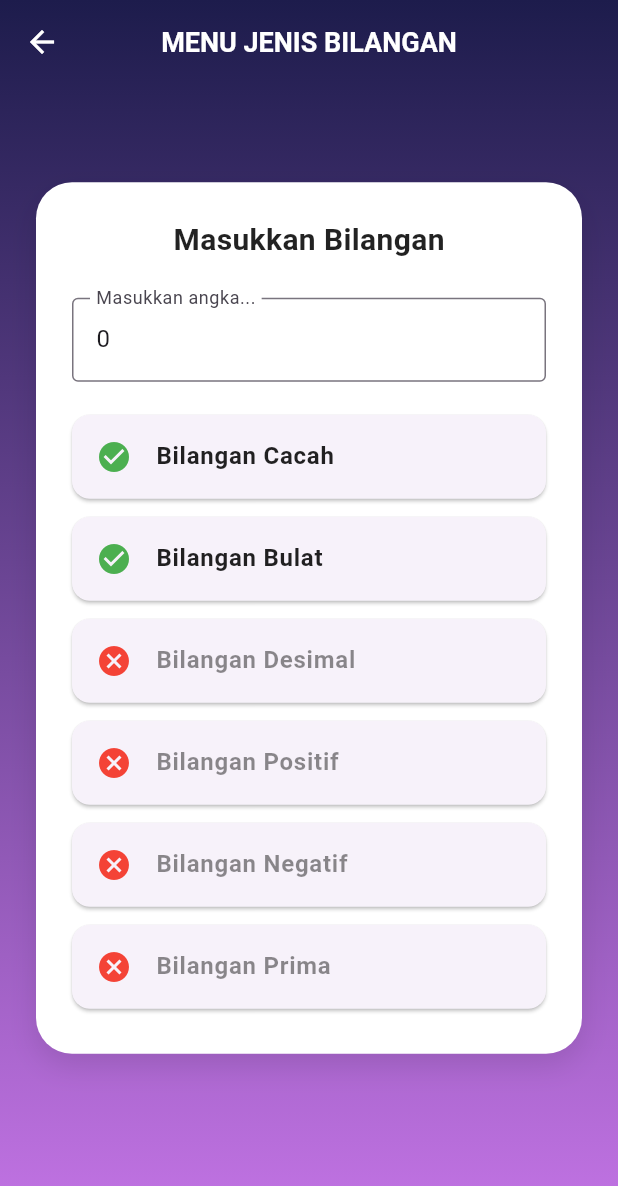
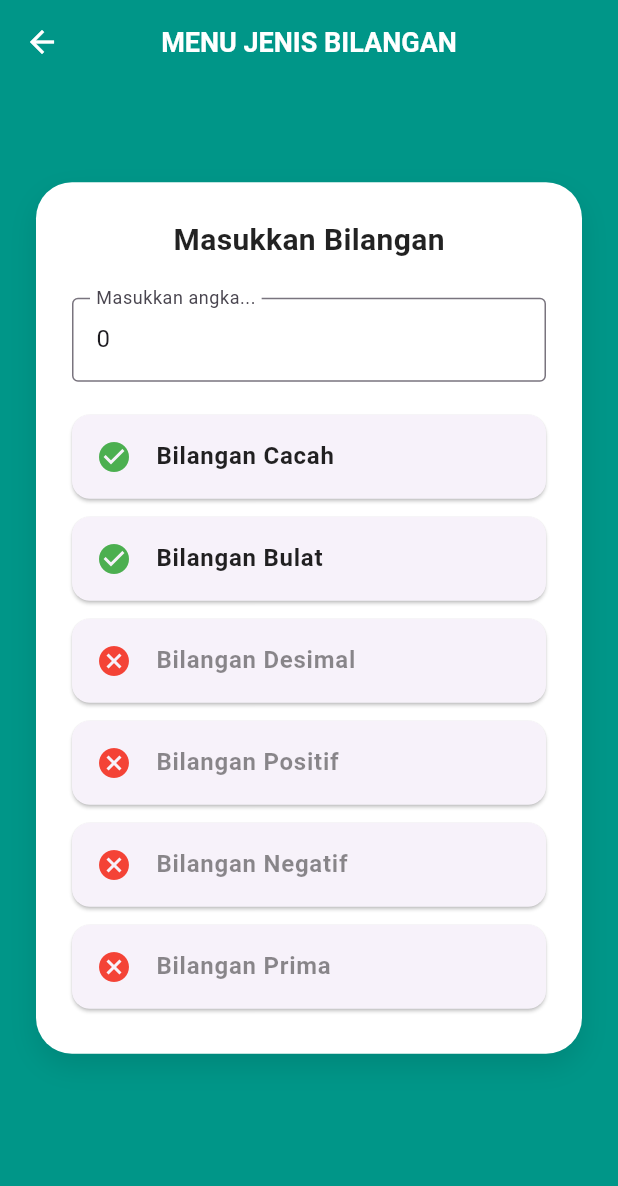
Before and after one commit to ndittzz/tpm_tugas3_2, a Flutter app: the HomePage screen opened directly, after a tap on "Jenis Bilangan", on a phone screen of 412 x 824 dp. Shown: the top 1186 px of the screen. Run offline on Flutter 3.47's test engine with Material 3 defaults, Android fonts, the phone set to English and light mode, and no system bars; our stand-ins replace geolocator, google_maps_flutter, shared_preferences; accounts and stored records are empty.

Commit message:
benerin warna

```diff
--- a/lib/screens/home_page.dart
+++ b/lib/screens/home_page.dart
@@ -5,6 +5,7 @@ import 'package:tugas3_tpm/screens/situs_rekomendasi_page.dart';
 import 'package:tugas3_tpm/screens/welcome_page.dart';
 import 'package:tugas3_tpm/screens/stopwatch_page.dart';
 import 'package:tugas3_tpm/screens/konversiwaktu_page.dart';
+import 'package:tugas3_tpm/screens/tracking_lbs_page.dart';
 import '../session_manager.dart';
 
 class HomePage extends StatefulWidget {
@@ -29,6 +30,15 @@ class _HomePageState extends State<HomePage> {
     });
   }
 
+  // Future<void> _logout() async {
+  //   await SessionManager.logout();
+  //   Navigator.pushAndRemoveUntil(
+  //     context,
+  //     MaterialPageRoute(builder: (_) => const WelcomePage()),
+  //     (route) => false,
+  //   );
+  // }
+
   @override
   Widget build(BuildContext context) {
     return Scaffold(
@@ -43,15 +53,22 @@ class _HomePageState extends State<HomePage> {
         ),
         centerTitle: true,
         automaticallyImplyLeading: false,
-        backgroundColor: Color(0xFF14532d),
+        backgroundColor: Colors.teal,
+        // actions: [
+        //   IconButton(
+        //     icon: Icon(Icons.logout),
+        //     onPressed: _logout,
+        //     color: Colors.white,
+        //   ),
+        // ],
       ),
       body: _pages[_currentIndex],
       bottomNavigationBar: BottomNavigationBar(
         currentIndex: _currentIndex,
         onTap: _onTabTapped,
         selectedItemColor: Colors.white,
-        backgroundColor: Color(0xFF86efac),
-        unselectedItemColor: Color(0xFF14532d),
+        backgroundColor: Colors.teal,
+        unselectedItemColor: Colors.white70,
         items: const [
           BottomNavigationBarItem(
             icon: Icon(Icons.home),
@@ -82,8 +99,8 @@ class MainMenuPage extends StatelessWidget {
       decoration: const BoxDecoration(
         gradient: LinearGradient(
           colors: [
-            Color(0xFF14532d), // hijau tua elegan
-            Color(0xFF86efac), // hijau pastel cerah
+            Colors.teal, // hijau tua elegan
+            Colors.teal, // hijau pastel cerah
           ],
           begin: Alignment.topCenter,
           end: Alignment.bottomCenter,
@@ -96,23 +113,19 @@ class MainMenuPage extends StatelessWidget {
             crossAxisAlignment: CrossAxisAlignment.center,
             children: [
               Image.asset(
-    'assets/images/header_menu.jpg',
-    width: double.infinity,      // selebar layar
-  fit: BoxFit.fitWidth,
-  ),
-
-  const SizedBox(height: 12),
-
-              const Text(
-                'PILIH MENU',
-                style: TextStyle(
-                  fontSize: 14,
-                  fontWeight: FontWeight.bold,
-                  color: Colors.white,
-                ),
+                'assets/images/logo-hijau.jpg',
+                width: 400,
               ),
+              const SizedBox(height: 12),
+              // const Text(
+              //   'PILIH MENU',
+              //   style: TextStyle(
+              //     fontSize: 14,
+              //     fontWeight: FontWeight.bold,
+              //     color: Colors.white,
+              //   ),
+              // ),
               const SizedBox(height: 24),
-
               Row(
                 mainAxisAlignment: MainAxisAlignment.spaceBetween,
                 children: [
@@ -130,13 +143,13 @@ class MainMenuPage extends StatelessWidget {
                     title: 'Tracking LBS',
                     icon: Icons.location_on,
                     onTap: () {
-                      // Tambahkan navigasi Tracking LBS
+                      Navigator.push(context,
+                          MaterialPageRoute(builder: (_) => TrackingPage()));
                     },
                   ),
                 ],
               ),
               const SizedBox(height: 16),
-
               Row(
                 children: [
                   Expanded(
@@ -145,8 +158,10 @@ class MainMenuPage extends StatelessWidget {
                       title: 'Konversi Waktu',
                       icon: Icons.access_time,
                       onTap: () {
-                        Navigator.push(context,
-                            MaterialPageRoute(builder: (_) => KonverterWaktuPage()));
+                        Navigator.push(
+                            context,
+                            MaterialPageRoute(
+                                builder: (_) => KonverterWaktuPage()));
                       },
                     ),
                   ),
@@ -157,8 +172,10 @@ class MainMenuPage extends StatelessWidget {
                       title: 'Jenis Bilangan',
                       icon: Icons.calculate,
                       onTap: () {
-                        Navigator.push(context,
-                            MaterialPageRoute(builder: (_) => JenisBilanganPage()));
+                        Navigator.push(
+                            context,
+                            MaterialPageRoute(
+                                builder: (_) => JenisBilanganPage()));
                       },
                     ),
                   ),
@@ -171,8 +188,10 @@ class MainMenuPage extends StatelessWidget {
                 icon: Icons.web,
                 fullWidth: true,
                 onTap: () {
-                  Navigator.push(context,
-                      MaterialPageRoute(builder: (_) => SitusRekomendasiPage()));
+                  Navigator.push(
+                      context,
+                      MaterialPageRoute(
+                          builder: (_) => SitusRekomendasiPage()));
                 },
               ),
               const SizedBox(height: 12),
@@ -222,17 +241,16 @@ class MainMenuPage extends StatelessWidget {
             mainAxisAlignment:
                 fullWidth ? MainAxisAlignment.center : MainAxisAlignment.start,
             children: [
-              Icon(icon, color: Color(0xFF166534), size: 28), // hijau bold
+              Icon(icon, color: Colors.teal, size: 28), // hijau bold
               const SizedBox(width: 12),
               Expanded(
                 child: Text(
                   title,
-                  textAlign:
-                      fullWidth ? TextAlign.center : TextAlign.start,
+                  textAlign: fullWidth ? TextAlign.center : TextAlign.start,
                   style: const TextStyle(
                     fontSize: 16,
                     fontWeight: FontWeight.bold,
-                    color: Color(0xFF1c1917), // hijau gelap/soft black
+                    color: Colors.teal, // hijau gelap/soft black
                   ),
                 ),
               ),
@@ -269,7 +287,7 @@ class MainMenuPage extends StatelessWidget {
         child: Column(
           mainAxisAlignment: MainAxisAlignment.center,
           children: [
-            Icon(icon, color: Color(0xFF166534), size: 32),
+            Icon(icon, color: Colors.teal, size: 32),
             const SizedBox(height: 12),
             Text(
               title,
@@ -285,9 +303,6 @@ class MainMenuPage extends StatelessWidget {
     );
   }
 }
-
-
-
 
 class MenuButton extends StatelessWidget {
   final String title;
@@ -346,14 +361,14 @@ class MembersPage extends StatelessWidget {
           ),
         ),
         centerTitle: true,
-        backgroundColor: Color(0xFF14532d),
+        backgroundColor: Colors.teal,
       ),
       body: Container(
         decoration: BoxDecoration(
           gradient: LinearGradient(
             colors: [
-              Color(0xFF14532d),
-              Color(0xFF86efac),
+              Colors.teal,
+              Colors.teal,
             ],
             begin: Alignment.topCenter,
             end: Alignment.bottomCenter,
@@ -422,7 +437,7 @@ class MembersPage extends StatelessWidget {
             style: TextStyle(
               fontSize: 18,
               fontWeight: FontWeight.bold,
-              color: Color(0xFF5B0583),
+              color: Colors.black,
             ),
           ),
           SizedBox(height: 5),
@@ -462,14 +477,14 @@ class HelpPage extends StatelessWidget {
           ),
         ),
         centerTitle: true,
-        backgroundColor: Color(0xFF14532d),
+        backgroundColor: Colors.teal,
       ),
       body: Container(
         decoration: const BoxDecoration(
           gradient: LinearGradient(
             colors: [
-              Color(0xFF14532d),
-              Color(0xFF86efac),
+              Colors.teal,
+              Colors.teal,
             ],
             begin: Alignment.topCenter,
             end: Alignment.bottomCenter,
--- a/lib/screens/jenis_bilangan_page.dart
+++ b/lib/screens/jenis_bilangan_page.dart
@@ -78,7 +78,8 @@ class _JenisBilanganPageState extends State<JenisBilanganPage> {
       if (n > 1 && n <= batasCekPrima && isPrima(n)) {
         temp['Bilangan Prima'] = true;
       } else if (n > batasCekPrima) {
-        tempMsg.add('⚠️ Pengecekan Bilangan Prima diabaikan karena terlalu besar');
+        tempMsg
+            .add('⚠ Pengecekan Bilangan Prima diabaikan karena terlalu besar');
       }
     } else {
       temp['Bilangan Desimal'] = true;
@@ -101,9 +102,8 @@ class _JenisBilanganPageState extends State<JenisBilanganPage> {
   }
 
   Widget _buildMessageBox(String text) {
-    Color color = text.startsWith('❌')
-        ? Colors.red.shade100
-        : Colors.orange.shade100;
+    Color color =
+        text.startsWith('❌') ? Colors.red.shade100 : Colors.orange.shade100;
     Color textColor = text.startsWith('❌') ? Colors.red : Colors.orange;
 
     return Container(
@@ -135,7 +135,8 @@ class _JenisBilanganPageState extends State<JenisBilanganPage> {
         ),
         title: const Text(
           'MENU JENIS BILANGAN',
-          style: TextStyle(fontSize: 18, fontWeight: FontWeight.bold, color: Colors.white),
+          style: TextStyle(
+              fontSize: 18, fontWeight: FontWeight.bold, color: Colors.white),
         ),
         centerTitle: true,
       ),
@@ -144,7 +145,7 @@ class _JenisBilanganPageState extends State<JenisBilanganPage> {
         padding: const EdgeInsets.symmetric(horizontal: 24, vertical: 48),
         decoration: const BoxDecoration(
           gradient: LinearGradient(
-            colors: [Color(0xFF1D1C4C), Color(0xFFC474E6)],
+            colors: [Colors.teal, Colors.teal],
             begin: Alignment.topCenter,
             end: Alignment.bottomCenter,
           ),
@@ -163,17 +164,23 @@ class _JenisBilanganPageState extends State<JenisBilanganPage> {
                 )
               ],
             ),
+            child: SingleChildScrollView(
+              // Tambahkan SingleChildScrollView di sini
               child: Column(
                 mainAxisSize: MainAxisSize.min,
                 children: [
                   const Text(
                     'Masukkan Bilangan',
-                  style: TextStyle(fontSize: 20, fontWeight: FontWeight.bold, color: Colors.black87),
+                    style: TextStyle(
+                        fontSize: 20,
+                        fontWeight: FontWeight.bold,
+                        color: Colors.black87),
                   ),
                   const SizedBox(height: 24),
                   TextField(
                     controller: _controller,
-                  keyboardType: TextInputType.numberWithOptions(decimal: true),
+                    keyboardType:
+                        TextInputType.numberWithOptions(decimal: true),
                     decoration: const InputDecoration(
                       labelText: 'Masukkan angka...',
                       border: OutlineInputBorder(),
@@ -210,6 +217,7 @@ class _JenisBilanganPageState extends State<JenisBilanganPage> {
             ),
           ),
         ),
+      ),
     );
   }
 }
--- a/lib/screens/konversiwaktu_page.dart
+++ b/lib/screens/konversiwaktu_page.dart
@@ -68,7 +68,7 @@ class _KonverterWaktuPageState extends State<KonverterWaktuPage> {
         padding: const EdgeInsets.symmetric(horizontal: 24, vertical: 48),
         decoration: const BoxDecoration(
           gradient: LinearGradient(
-            colors: [Color(0xFF1D1C4C), Color(0xFFC474E6)],
+            colors: [Colors.teal, Colors.teal],
             begin: Alignment.topCenter,
             end: Alignment.bottomCenter,
           ),
```
Also changed, not shown: lib/screens/favorite_page.dart (+14 -11 lines), lib/screens/login_page.dart (+6 -3 lines), lib/screens/situs_rekomendasi_page.dart (+12 -8 lines), lib/screens/stopwatch_page.dart (+4 -5 lines), lib/screens/tracking_lbs_page.dart (added, +91 -0 lines), lib/screens/welcome_page.dart (+8 -6 lines), pubspec.yaml (+5 -2 lines), assets/images/header_menu.jpg (deleted), assets/images/header_menu.png (added), assets/images/hitungku_logo.png (deleted), assets/images/logo-hijau.jpg (added), assets/images/logo-hijau.png (added), assets/logos/logo-hijau.png, assets/logos/logo-putih.png, 1 more files, 4 other files. Lines whose indentation alone changed are shown as unchanged.
